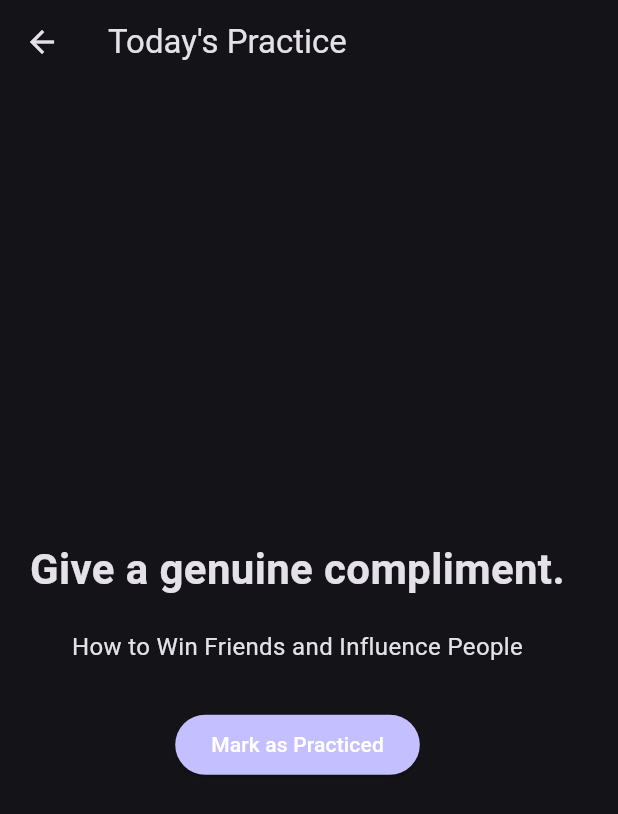
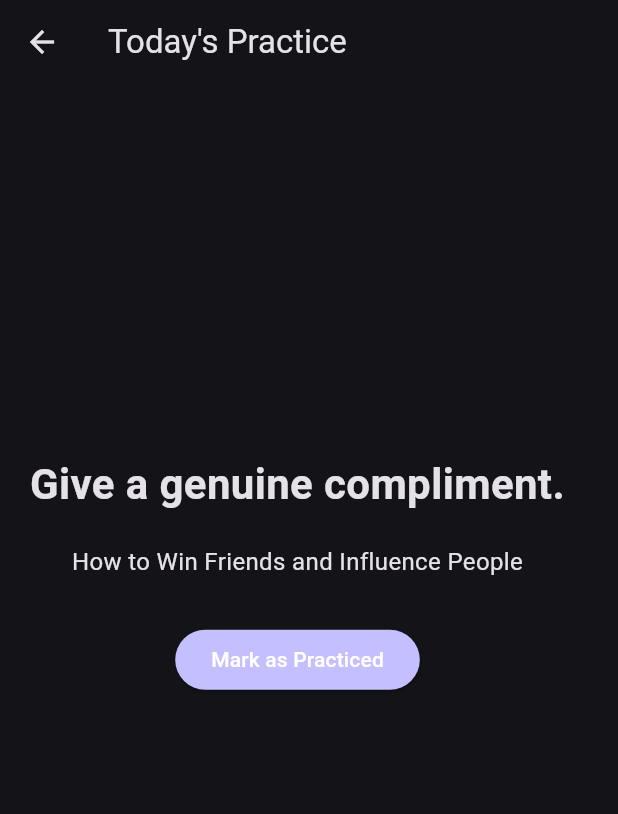
Before and after one commit to hiranosasuke/excerpt-ui, a Flutter app: the HomeScreen screen opened directly, on a phone screen of 412 x 824 dp. Shown: the top 814 px of the screen. Run offline on Flutter 3.47's test engine with Material 3 defaults, Android fonts, the phone set to English and light mode, and no system bars; our stand-ins replace modal_bottom_sheet.

Commit message:
Home screen content pushed up

```diff
--- a/lib/screens/home_screen.dart
+++ b/lib/screens/home_screen.dart
@@ -39,8 +39,8 @@
     return Scaffold(
       appBar: AppBar(title: const Text("Today's Practice")),
       body: Column(
-        mainAxisAlignment: MainAxisAlignment.center,
         children: [
+          const Spacer(flex: 2),
           Padding(
             padding: const EdgeInsets.all(20),
             child: Column(
@@ -71,6 +71,7 @@
               ],
             ),
           ),
+          const Spacer(flex: 3),
         ],
       ),
     );
```
